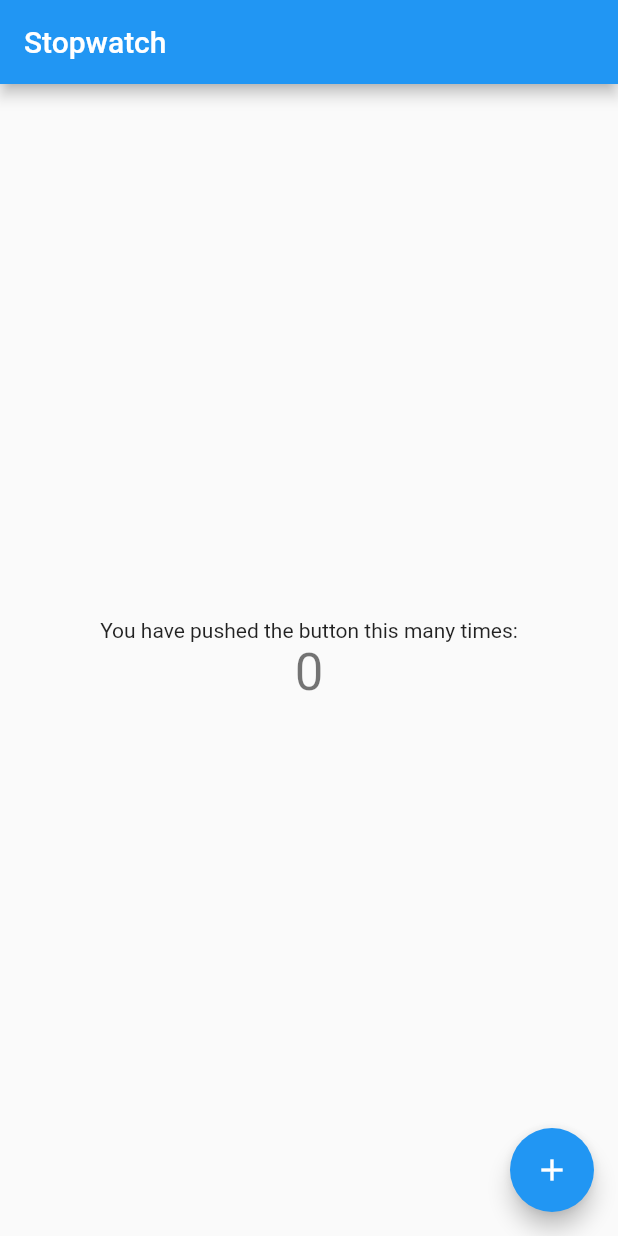
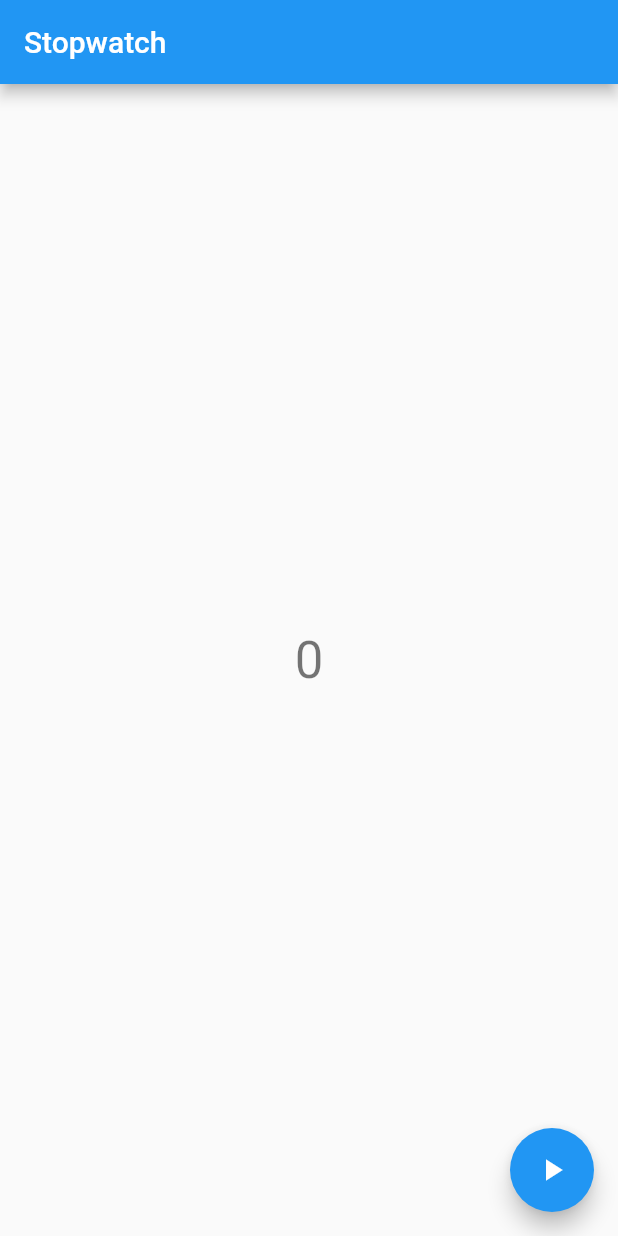
Before and after one commit to HenriqueRocha/FlutterStopwatch, a Flutter app: the screen it shows after launch, on a phone screen of 412 x 824 dp. Run offline on Flutter 3.47's test engine with Material 2 defaults, Android fonts, the light colour scheme and no system bars.

Commit message:
Change plus icon to play.

```diff
--- a/lib/main.dart
+++ b/lib/main.dart
@@ -92,9 +92,6 @@ class _MyHomePageState extends State<MyHomePage> {
           mainAxisAlignment: MainAxisAlignment.center,
           children: <Widget>[
             Text(
-              'You have pushed the button this many times:',
-            ),
-            Text(
               '$_counter',
               style: Theme.of(context).textTheme.display1,
             ),
@@ -104,7 +101,7 @@ class _MyHomePageState extends State<MyHomePage> {
       floatingActionButton: FloatingActionButton(
         onPressed: _incrementCounter,
         tooltip: 'Increment',
-        child: Icon(Icons.add),
+        child: Icon(Icons.play_arrow),
       ), // This trailing comma makes auto-formatting nicer for build methods.
     );
   }
```
